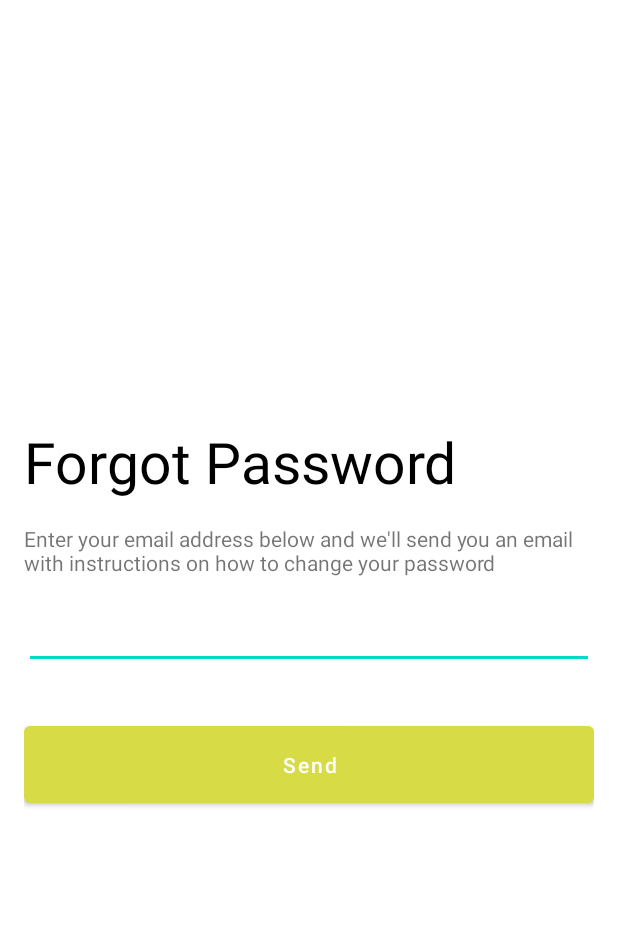
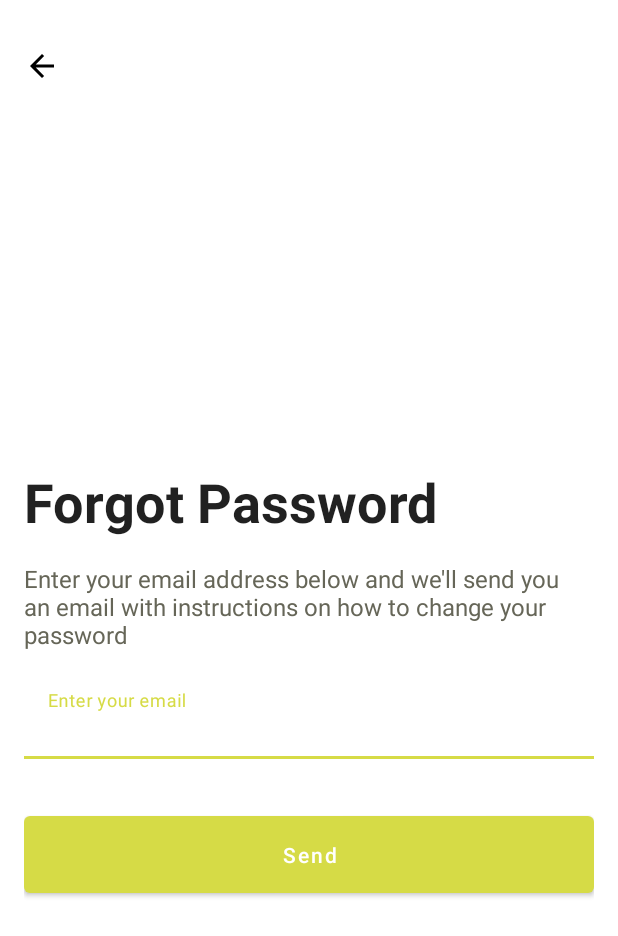
Before and after one commit to DavidGrath/Restaurant-App-Two, an Android app: the ForgotPasswordActivity screen opened directly, with no data from a screen before it, on a phone screen of 412 x 824 dp. Shown: the top 936 px of the screen. Run offline under Robolectric (Android 15) with nearby library versions, the phone set to English and light mode, and no system bars.

Commit message:
Navigation Flow Changes

```diff
--- a/app/build.gradle
+++ b/app/build.gradle
@@ -9,7 +9,7 @@ android {
     buildToolsVersion "30.0.3"
 
     defaultConfig {
-        applicationId "com.example.restaurantapptwo"
+        applicationId "com.davidgrath.restaurantapptwo"
         minSdkVersion 21
         targetSdkVersion 31
         versionCode 1
--- a/app/src/main/AndroidManifest.xml
+++ b/app/src/main/AndroidManifest.xml
@@ -31,7 +31,7 @@
         <activity android:name=".cart.CheckoutActivity" />
         <activity android:name=".meals.MealDetailsActivity" android:parentActivityName=".main.MainActivity"/>
         <activity android:name=".auth.OtpVerificationActivity" />
-        <activity android:name=".auth.ForgotPasswordActivity" />
+        <activity android:name=".auth.ForgotPasswordActivity"/>
         <activity android:name=".auth.LoginActivity" />
         <activity android:name=".auth.CreateAccountActivity" />
         <activity android:name=".restaurants.search.SortFilterActivity" />
--- a/app/src/main/java/com/davidgrath/restaurantapptwo/application/RestaurantAppTwo.kt
+++ b/app/src/main/java/com/davidgrath/restaurantapptwo/application/RestaurantAppTwo.kt
@@ -1,7 +1,9 @@
 package com.davidgrath.restaurantapptwo.application
 
 import android.app.Application
+import com.davidgrath.restaurantapptwo.Constants
 import com.davidgrath.restaurantapptwo.auth.AuthRepository
+import com.davidgrath.restaurantapptwo.auth.AuthStorageHelperImpl
 import com.davidgrath.restaurantapptwo.auth.AuthUseCase
 import com.davidgrath.restaurantapptwo.cart.CartRepository
 import com.davidgrath.restaurantapptwo.cart.CartUseCase
@@ -26,10 +28,12 @@ class RestaurantAppTwo : Application() {
 
     override fun onCreate() {
         super.onCreate()
-        val storageHelper = com.davidgrath.restaurantapptwo.auth.AuthStorageHelperImpl(this)
+        val storageHelper = AuthStorageHelperImpl(this)
         authRepository =
             AuthRepository(networkClient, storageHelper)
         locationHelper = LocationHelperImpl(this)
+        val preferences = getSharedPreferences(Constants.APPLICATION_NAME, MODE_PRIVATE)
+        preferences.edit().clear().commit()
     }
 
     fun getCartUseCase() : CartUseCase {
--- a/app/src/main/java/com/davidgrath/restaurantapptwo/auth/AuthStorageHelperImpl.kt
+++ b/app/src/main/java/com/davidgrath/restaurantapptwo/auth/AuthStorageHelperImpl.kt
@@ -104,6 +104,8 @@ class AuthStorageHelperImpl(private val context: Context) : AuthStorageHelper {
             EncryptedSharedPreferences.PrefValueEncryptionScheme.AES256_GCM
         )
         preferences.registerOnSharedPreferenceChangeListener(listener)
+        //TODO Remove this line
+        preferences.edit().clear().commit()
 
         usernameBehaviorSubject.onNext(preferences.getString("username", ""))
         emailBehaviorSubject.onNext(preferences.getString("email", ""))
--- a/app/src/main/java/com/davidgrath/restaurantapptwo/auth/CreateAccountActivity.kt
+++ b/app/src/main/java/com/davidgrath/restaurantapptwo/auth/CreateAccountActivity.kt
@@ -99,6 +99,7 @@ class CreateAccountActivity : AppCompatActivity(), View.OnClickListener {
                     val loginIntent = Intent(this, LoginActivity::class.java)
                     loginIntent.addFlags(Intent.FLAG_ACTIVITY_CLEAR_TOP)
                     startActivity(loginIntent)
+                    finish()
                 }
             }
         }
--- a/app/src/main/java/com/davidgrath/restaurantapptwo/auth/ForgotPasswordActivity.kt
+++ b/app/src/main/java/com/davidgrath/restaurantapptwo/auth/ForgotPasswordActivity.kt
@@ -11,6 +11,13 @@ class ForgotPasswordActivity : AppCompatActivity() {
     override fun onCreate(savedInstanceState: Bundle?) {
         super.onCreate(savedInstanceState)
         binding = ActivityForgotPasswordBinding.inflate(layoutInflater)
+        setSupportActionBar(binding.toolbarRestaurantDetails)
+        supportActionBar!!.title = null
+        supportActionBar!!.setDisplayHomeAsUpEnabled(true)
+        supportActionBar!!.setDisplayShowHomeEnabled(true)
+        binding.toolbarRestaurantDetails.setNavigationOnClickListener {
+            finish()
+        }
         setContentView(binding.root)
 
     }
--- a/app/src/main/java/com/davidgrath/restaurantapptwo/auth/LoginActivity.kt
+++ b/app/src/main/java/com/davidgrath/restaurantapptwo/auth/LoginActivity.kt
@@ -112,6 +112,7 @@ class LoginActivity : AppCompatActivity(), View.OnClickListener {
                     val createAccountIntent = Intent(this, CreateAccountActivity::class.java)
                     createAccountIntent.addFlags(Intent.FLAG_ACTIVITY_CLEAR_TOP)
                     startActivity(createAccountIntent)
+                    finish()
                 }
                 binding.textviewLoginForgotPassword -> {
                     val forgotPasswordIntent = Intent(this, ForgotPasswordActivity::class.java)
--- a/app/src/main/java/com/davidgrath/restaurantapptwo/main/SplashScreenActivity.kt
+++ b/app/src/main/java/com/davidgrath/restaurantapptwo/main/SplashScreenActivity.kt
@@ -20,11 +20,7 @@ class SplashScreenActivity : AppCompatActivity() {
         viewModel = ViewModelProvider(this,
             SplashScreenViewModelFactory((application as RestaurantAppTwo).getAuthUseCase())).get(SplashScreenViewModel::class.java)
         val preferences = getSharedPreferences(Constants.APPLICATION_NAME, MODE_PRIVATE)
-        startActivity(Intent(this, OtpVerificationActivity::class.java))
-        finish()
-        if(true) {
-            return
-        }
+
         val completedOnboarding = preferences.getBoolean(Constants.PreferencesTitles.ONBOARDING_COMPLETED, false)
 
         if (completedOnboarding) {
--- a/app/src/main/java/com/davidgrath/restaurantapptwo/onboarding/OnboardingActivity.kt
+++ b/app/src/main/java/com/davidgrath/restaurantapptwo/onboarding/OnboardingActivity.kt
@@ -7,6 +7,7 @@ import android.view.View
 import androidx.appcompat.app.AppCompatActivity
 import androidx.core.view.WindowInsetsControllerCompat
 import androidx.lifecycle.ViewModelProvider
+import com.davidgrath.restaurantapptwo.Constants
 import com.davidgrath.restaurantapptwo.R
 import com.davidgrath.restaurantapptwo.application.RestaurantAppTwo
 import com.davidgrath.restaurantapptwo.auth.CreateAccountActivity
@@ -59,7 +60,7 @@ class OnboardingActivity : AppCompatActivity(), View.OnClickListener {
 
     private fun finishOnboarding() {
         preferences.edit()
-            .putBoolean(com.davidgrath.restaurantapptwo.Constants.PreferencesTitles.ONBOARDING_COMPLETED, true)
+            .putBoolean(Constants.PreferencesTitles.ONBOARDING_COMPLETED, true)
             .apply()
         if (viewModel.isLoggedIn()) {
             if(viewModel.isLocationSet()) {
--- /dev/null
+++ b/app/src/main/res/drawable/baseline_check_circle_outline_24.xml
@@ -0,0 +1,5 @@
+<vector android:height="24dp" android:tint="#000000"
+    android:viewportHeight="24" android:viewportWidth="24"
+    android:width="24dp" xmlns:android="http://schemas.android.com/apk/res/android">
+    <path android:fillColor="@android:color/white" android:pathData="M16.59,7.58L10,14.17l-3.59,-3.58L5,12l5,5 8,-8zM12,2C6.48,2 2,6.48 2,12s4.48,10 10,10 10,-4.48 10,-10S17.52,2 12,2zM12,20c-4.42,0 -8,-3.58 -8,-8s3.58,-8 8,-8 8,3.58 8,8 -3.58,8 -8,8z"/>
+</vector>
--- a/app/src/main/res/layout/activity_forgot_password.xml
+++ b/app/src/main/res/layout/activity_forgot_password.xml
@@ -4,33 +4,55 @@
     xmlns:tools="http://schemas.android.com/tools"
     android:layout_width="match_parent"
     android:layout_height="match_parent"
-    android:gravity="center"
     android:orientation="vertical"
-    android:padding="16dp"
     tools:context=".auth.ForgotPasswordActivity">
+    <com.google.android.material.appbar.MaterialToolbar
+        android:id="@+id/toolbar_restaurant_details"
+        android:layout_width="match_parent"
+        android:layout_height="wrap_content"
+        android:background="@color/white"
+        app:navigationIconTint="@color/black"
+        style="@style/ToolbarStyle.White"
+        android:elevation="0dp"
+        app:navigationIcon="@drawable/ic_baseline_arrow_back_24" />
+    <LinearLayout
+        android:layout_width="match_parent"
+        android:layout_height="0dp"
+        android:gravity="center"
+        android:orientation="vertical"
+        android:layout_weight="1"
+        android:padding="16dp">
     <TextView
-        android:id="@+id/textview_forgot_password_title"
+        android:id="@+id/text_view_forgot_password_title"
         android:layout_width="match_parent"
         android:layout_height="wrap_content"
         android:text="@string/forgot_password_activity_title"
-        android:textSize="38sp"
-        android:textColor="@color/black"/>
+        style="@style/TextLargeTitle"/>
     <TextView
-        android:id="@+id/textview_forgot_password_instructions"
+        android:id="@+id/text_view_forgot_password_instructions"
         android:layout_width="match_parent"
         android:layout_height="wrap_content"
         android:text="@string/forgot_password_activity_prompt"
+        style="@style/TextContent"
         android:layout_marginTop="16dp"/>
-    <EditText
-        android:id="@+id/edittext_forgot_password_email"
+    <com.google.android.material.textfield.TextInputLayout
+        android:layout_width="match_parent"
+        android:layout_height="wrap_content"
+        app:boxBackgroundColor="@null"
+        android:hint="Enter your email"
+        android:layout_marginTop="16dp">
+    <com.google.android.material.textfield.TextInputEditText
+        android:id="@+id/edit_text_forgot_password_email"
         android:layout_width="match_parent"
         android:layout_height="wrap_content"
         android:inputType="textEmailAddress"
-        android:layout_marginTop="16dp"/>
+        android:background="@android:color/transparent"/>
+    </com.google.android.material.textfield.TextInputLayout>
     <Button
         android:id="@+id/button_forgot_password_send_email"
         android:layout_width="match_parent"
         android:layout_height="wrap_content"
         android:text="@string/forgot_password_activity_button_send_title"
         android:layout_marginTop="32dp"/>
+    </LinearLayout>
 </LinearLayout>
```
Also changed, not shown: app/src/main/java/com/davidgrath/restaurantapptwo/auth/OtpVerificationActivity.kt (+35 -3 lines), app/src/main/java/com/davidgrath/restaurantapptwo/auth/viewmodels/OtpVerificationViewModel.kt (added, +7 -0 lines).
